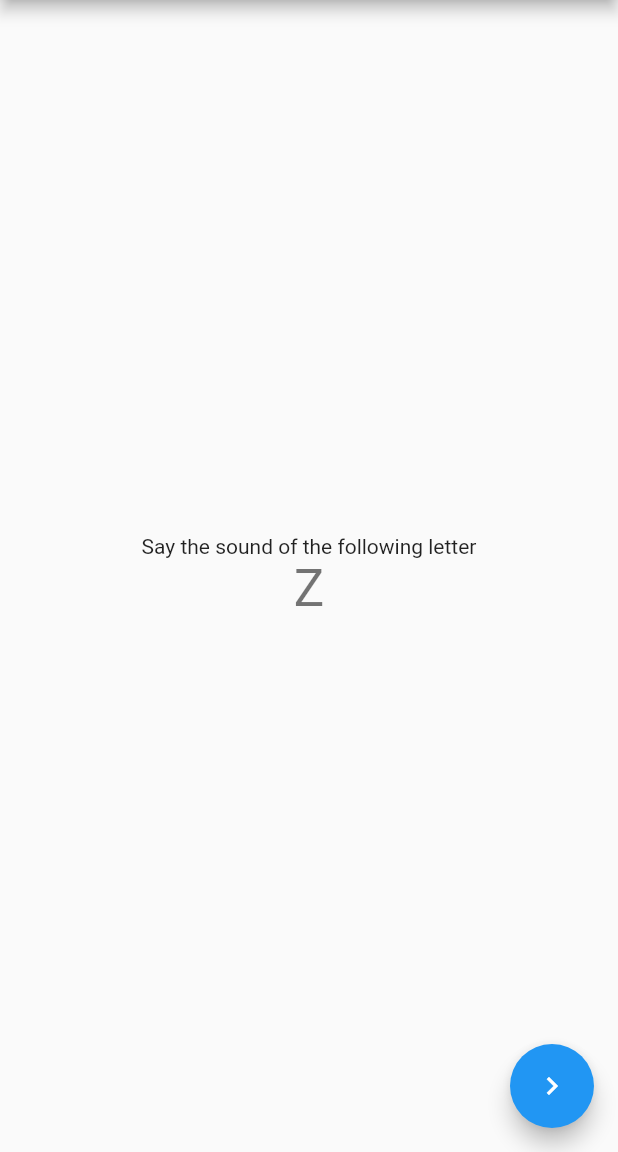
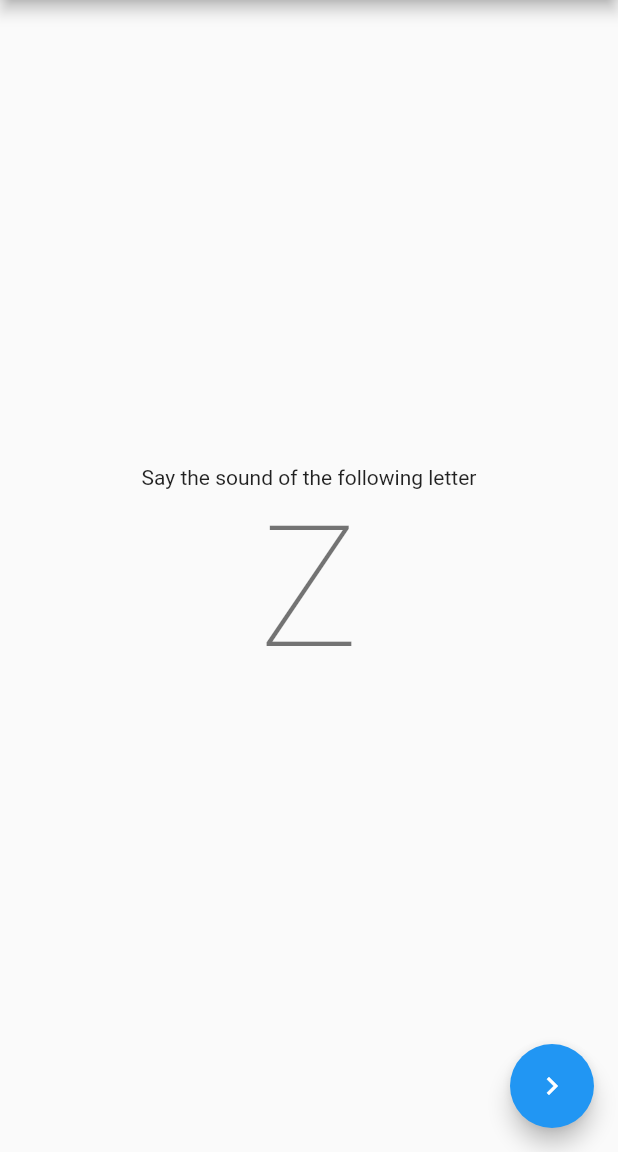
Before and after one commit to steadycoding/flutter-alphabet, a Flutter app: the screen it shows after launch, on a phone screen of 412 x 824 dp, the part 84-1236 px from its top. Run offline on Flutter 3.47's test engine with Material 2 defaults, Android fonts, the phone set to English and light mode, and no system bars.

Commit message:
Upgrade to AndroidX Change display4 to headline1

```diff
--- a/lib/main.dart
+++ b/lib/main.dart
@@ -134,7 +134,7 @@ class _MyHomePageState extends State<MyHomePage> {
             ),
             Text(
               '$_letter',
-              style: Theme.of(context).textTheme.display1,
+              style: Theme.of(context).textTheme.headline1,
             ),
           ],
         ),
```
Also changed, not shown: 5 other files.
